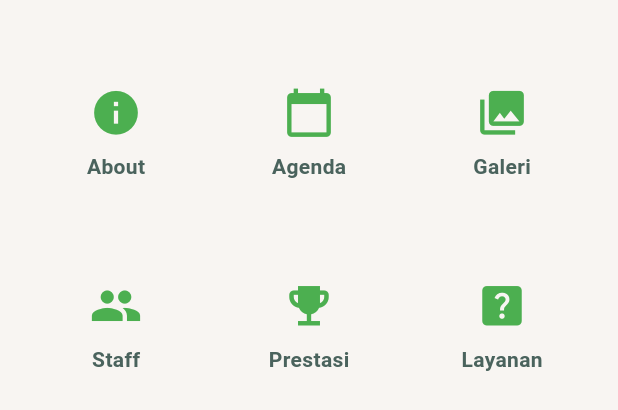
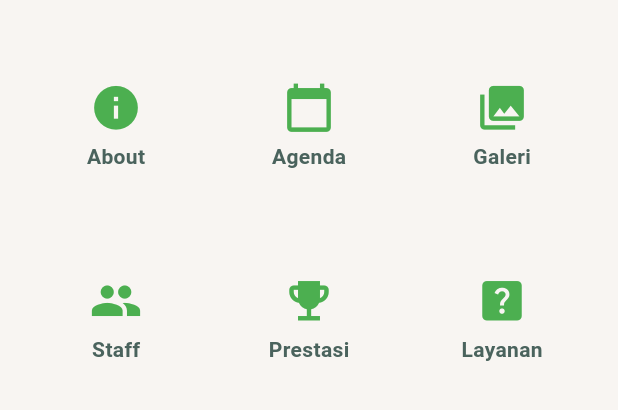
Before and after one commit to muhammadalifalhusain/PPATQ-RF_MobileAPK, a Flutter app: the MenuIkonWidget widget shown alone on an empty page, opened directly, on a phone screen of 412 x 824 dp. Shown: the top 410 px of the screen. Run offline on Flutter 3.47's test engine with Material 3 defaults, Android fonts, the phone set to English and light mode, and no system bars; our stand-ins replace carousel_slider, flutter_html, google_fonts; network calls fail.

Commit message:
upd menu widget

```diff
--- a/frontend/lib/screens/detail_berita.dart
+++ b/frontend/lib/screens/detail_berita.dart
@@ -2,6 +2,7 @@ import 'package:flutter/material.dart';
 import 'package:flutter_html/flutter_html.dart';
 import 'package:url_launcher/url_launcher.dart';
 import '../models/berita_model.dart';
+import '../widgets/footer_widget.dart';
 
 class DetailBeritaPage extends StatelessWidget {
   final Berita berita;
@@ -61,14 +62,14 @@ class DetailBeritaPage extends StatelessWidget {
                   Icon(Icons.calendar_today, size: 16, color: Colors.grey),
                   const SizedBox(width: 5),
                   Text(
-                    '12 Oktober 2023', // Ganti dengan tanggal dari berita
+                    '12 Oktober 2023',
                     style: TextStyle(color: Colors.grey),
                   ),
                   const SizedBox(width: 10),
                   Icon(Icons.person, size: 16, color: Colors.grey),
                   const SizedBox(width: 5),
                   Text(
-                    'Admin', // Ganti dengan penulis dari berita
+                    'Admin',
                     style: TextStyle(color: Colors.grey),
                   ),
                 ],
--- a/frontend/lib/widgets/menu_widget.dart
+++ b/frontend/lib/widgets/menu_widget.dart
@@ -9,12 +9,12 @@ class MenuIkonWidget extends StatelessWidget {
       padding: EdgeInsets.symmetric(horizontal: 13),
       child: Column(
         children: [
-          SizedBox(height: 10),
+          SizedBox(height: 5),
           GridView.count(
             shrinkWrap: true,
-            physics: NeverScrollableScrollPhysics(), // Non-scrollable grid
-            crossAxisCount: 3, // 3 ikon per baris
-            childAspectRatio: 1, // Rasio lebar dan tinggi ikon
+            physics: NeverScrollableScrollPhysics(),
+            crossAxisCount: 3,
+            childAspectRatio: 1,
             children: [
               _buildMenuIkon(Icons.info, 'About', () {
                 Navigator.push(
@@ -49,7 +49,6 @@ class MenuIkonWidget extends StatelessWidget {
     );
   }
 
-  // Fungsi untuk membangun ikon menu
   Widget _buildMenuIkon(IconData ikon, String label, VoidCallback onTap) {
     return GestureDetector(
       onTap: onTap,
@@ -57,7 +56,7 @@ class MenuIkonWidget extends StatelessWidget {
         mainAxisAlignment: MainAxisAlignment.center,
         children: [
           Icon(ikon, size: 35, color: Colors.green),
-          SizedBox(height: 8),
+          SizedBox(height: 5),
           Text(
             label,
             style: TextStyle(fontSize: 14, fontWeight: FontWeight.bold),
```
Also changed, not shown: frontend/lib/screens/landing_page.dart (+9 -0 lines).
